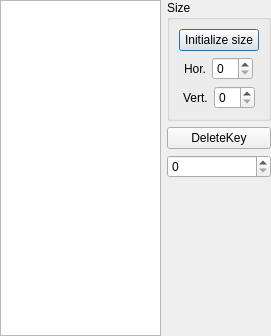
TheProjecter/pockemul, file ui/dialogkeylist.ui: the form before one commit.
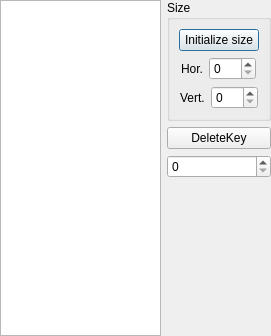
The form after the commit.

Patch:
```diff
--- a/ui/dialogkeylist.ui
+++ b/ui/dialogkeylist.ui
@@ -86,7 +86,11 @@
              </widget>
             </item>
             <item>
-             <widget class="QSpinBox" name="sbHor" />
+             <widget class="QSpinBox" name="sbHor">
+              <property name="maximum">
+               <number>500</number>
+              </property>
+             </widget>
             </item>
             <item>
              <spacer>
@@ -132,7 +136,11 @@
              </widget>
             </item>
             <item>
-             <widget class="QSpinBox" name="sbVer" />
+             <widget class="QSpinBox" name="sbVer">
+              <property name="maximum">
+               <number>500</number>
+              </property>
+             </widget>
             </item>
             <item>
              <spacer>
```
Left out of the diff: 115 changed lines with no effect on the pictures.
